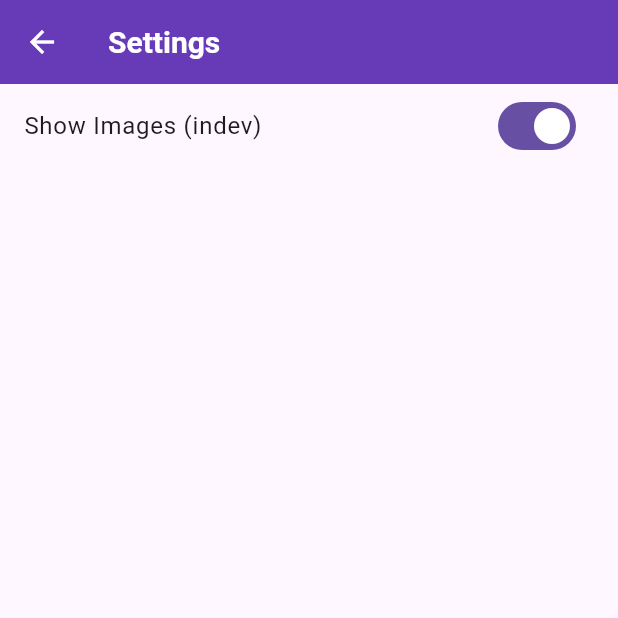
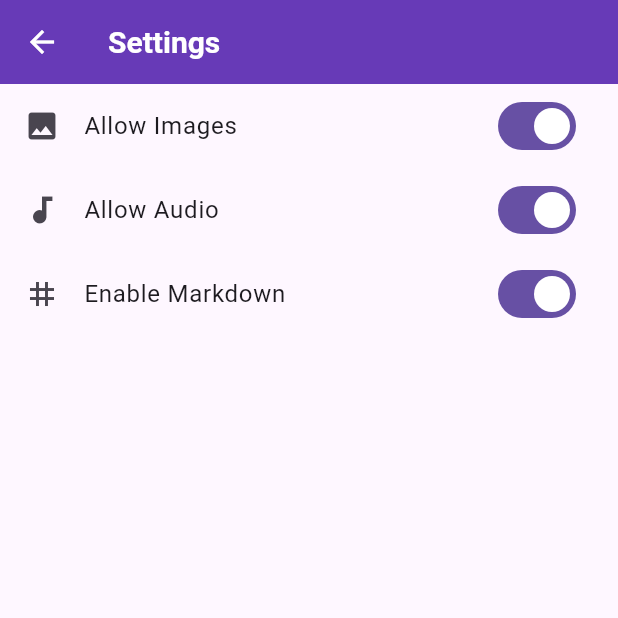
Before and after one commit to devilAPI/FlutterChat_app, a Flutter app: the HomeScreen screen opened directly with empty values, after a tap on "Settings", on a phone screen of 412 x 824 dp, the top half of it. Run offline on Flutter 3.47's test engine with Material 3 defaults, Android fonts, the phone set to English and light mode, and no system bars; our stand-ins replace flutter_markdown, just_audio, shared_preferences, transparent_image; missing offline and left inert: encrypt; accounts and stored records are empty; network calls fail.

Commit message:
Add image, markdown and audio, switched  audio player

```diff
--- a/lib/SettingsScreen.dart
+++ b/lib/SettingsScreen.dart
@@ -1,23 +1,37 @@
 import 'package:flutter/material.dart';
+import 'package:shared_preferences/shared_preferences.dart';
+import 'Config.dart';
 
 class SettingsScreen extends StatefulWidget {
-  final bool showImages;
-  final ValueChanged<bool> onShowImagesChanged;
-
-  const SettingsScreen(
-      {super.key, required this.showImages, required this.onShowImagesChanged});
+  const SettingsScreen({Key? key}) : super(key: key);
 
   @override
-  _SettingsScreenState createState() => _SettingsScreenState();
+  SettingsScreenState createState() => SettingsScreenState();
 }
 
-class _SettingsScreenState extends State<SettingsScreen> {
-  late bool _showImages;
+class SettingsScreenState extends State<SettingsScreen> {
+  bool _showImages = true;
+  bool _showAudio = true;
+  bool _enableMarkdown = true;
 
   @override
   void initState() {
     super.initState();
-    _showImages = widget.showImages;
+    _loadSettings();
+  }
+
+  Future<void> _loadSettings() async {
+    final prefs = await SharedPreferences.getInstance();
+    setState(() {
+      _showImages = prefs.getBool('showImages') ?? true;
+      _showAudio = prefs.getBool('showAudio') ?? true;
+      _enableMarkdown = prefs.getBool('enableMarkdown') ?? true;
+    });
+  }
+
+  Future<void> _saveSetting(String key, bool value) async {
+    final prefs = await SharedPreferences.getInstance();
+    prefs.setBool(key, value);
   }
 
   @override
@@ -25,18 +39,45 @@ class _SettingsScreenState extends State<SettingsScreen> {
     return Scaffold(
       appBar: AppBar(
         title: const Text('Settings'),
-        backgroundColor: Colors.deepPurple,
+        backgroundColor: Config.accentColor,
       ),
-      body: ListTile(
-        title: const Text('Show Images (indev)'),
-        trailing: Switch(
-          value: _showImages,
-          onChanged: (value) {
-            setState(() {
-              _showImages = value;
-            });
-            widget.onShowImagesChanged(value); // Call the callback
-          },
+      body: Center(
+        child: Column(
+          children: [
+            SwitchListTile(
+              title: const Text('Allow Images'),
+              secondary: const Icon(Icons.image),
+              value: _showImages,
+              onChanged: (bool value) {
+                setState(() {
+                  _showImages = value;
+                  _saveSetting('showImages', value);
+                });
+              },
+            ),
+            SwitchListTile(
+              title: const Text('Allow Audio'),
+              secondary: const Icon(Icons.audiotrack),
+              value: _showAudio,
+              onChanged: (bool value) {
+                setState(() {
+                  _showAudio = value;
+                  _saveSetting('showAudio', value);
+                });
+              },
+            ),
+            SwitchListTile(
+              title: const Text('Enable Markdown'),
+              secondary: const Icon(Icons.tag),
+              value: _enableMarkdown,
+              onChanged: (bool value) {
+                setState(() {
+                  _enableMarkdown = value;
+                  _saveSetting('enableMarkdown', value);
+                });
+              },
+            ),
+          ],
         ),
       ),
     );
--- a/pubspec.yaml
+++ b/pubspec.yaml
@@ -39,6 +39,7 @@ dependencies:
   crypto: ^3.0.1
   audioplayers: ^0.20.1
   just_audio: ^0.9.18
+  shared_preferences: ^2.0.8
 
 
   # The following adds the Cupertino Icons font to your application.
```
Also changed, not shown: lib/ChatScreen.dart (+38 -11 lines), lib/HomeScreen.dart (+1 -6 lines), lib/utils/MessageUtils.dart (+25 -3 lines), pubspec.lock, 1 other file.
